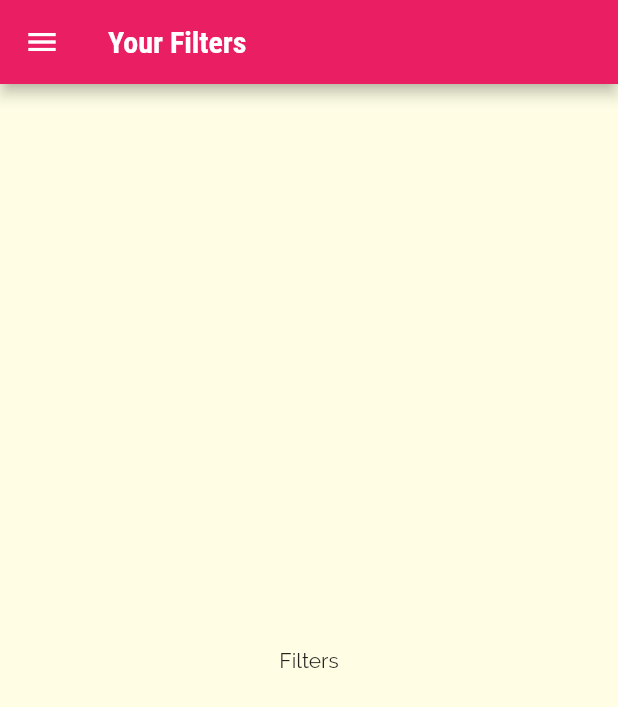
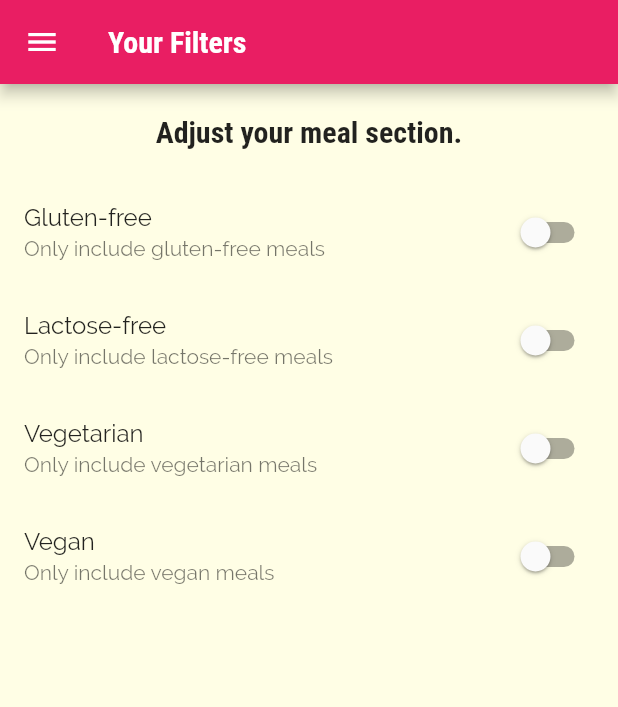
Before and after one commit to devraselhossen/meals_app, a Flutter app: the FilterScreen screen opened by its route, on a phone screen of 412 x 824 dp. Shown: the top 707 px of the screen. Run offline on Flutter 3.47's test engine with Material 2 defaults, Android fonts, the phone set to English and light mode, and no system bars.

Commit message:
filter change

```diff
--- a/lib/screen/filter_screen.dart
+++ b/lib/screen/filter_screen.dart
@@ -4,18 +4,127 @@ import 'package:flutter/material.dart';
 
 import '../widget/main_drawer.dart';
 
-class FilterScreen extends StatelessWidget {
+class FilterScreen extends StatefulWidget {
   static const routeName = '/filters';
+
+  @override
+  State<FilterScreen> createState() => _FilterScreenState();
+}
+
+class _FilterScreenState extends State<FilterScreen> {
+  bool _glutenFree = false;
+  bool _lactoseFree = false;
+  bool _vegan = false;
+  bool _vegetarian = false;
+
+  // Widget buildSwitchListTile(
+  //     String title, String subTitle, bool currentValue, Function updateValue) {
+  //   return SwitchListTile(
+  //     title: Text(title),
+  //     value: currentValue,
+  //     subtitle: Text(subTitle),
+  //     onChanged: updateValue(),
+  //   );
+  // }
 
   @override
   Widget build(BuildContext context) {
     return Scaffold(
-      appBar: AppBar(
-        title: Text("Your Filters")
-      ),
+      appBar: AppBar(title: Text("Your Filters")),
       drawer: MainDrawer(),
-      body: Center(
-        child: Text("Filters"),
+      body: Column(
+        children: [
+          Container(
+            padding: EdgeInsets.all(20),
+            child: Text("Adjust your meal section.",
+                style: Theme.of(context).textTheme.titleLarge),
+          ),
+          Expanded(
+              child: ListView(
+            children: [
+              // buildSwitchListTile(
+              //   "Gluten-free",
+              //   "Only include gluten-free meals",
+              //   _glutenFree,
+              //   (newValue) {
+              //     setState(() {
+              //       _glutenFree = newValue;
+              //     });
+              //   },
+              // ),
+              // buildSwitchListTile(
+              //   "Lactose-free",
+              //   "Only include lactose-free meals",
+              //   _lactoseFree,
+              //   (newValue) {
+              //     setState(() {
+              //       _lactoseFree = newValue;
+              //     });
+              //   },
+              // ),
+              // buildSwitchListTile(
+              //   "Vegetarian",
+              //   "Only include vegetarian meals",
+              //   _vegetarian,
+              //   (newValue) {
+              //     setState(() {
+              //       _vegetarian = newValue;
+              //     });
+              //   },
+              // ),
+              // buildSwitchListTile(
+              //   "Vegan",
+              //   "Only include vegan meals",
+              //   _vegan,
+              //   (newValue) {
+              //     setState(() {
+              //       _vegan = newValue;
+              //     });
+              //   },
+              // ),
+              SwitchListTile(
+                title: Text("Gluten-free"),
+                value: _glutenFree,
+                subtitle: Text("Only include gluten-free meals"),
+                onChanged: (newValue) {
+                  setState(() {
+                    _glutenFree = newValue;
+                  });
+                },
+              ),
+              SwitchListTile(
+                title: Text("Lactose-free"),
+                value: _lactoseFree,
+                subtitle: Text("Only include lactose-free meals"),
+                onChanged: (newValue) {
+                  setState(() {
+                    _lactoseFree = newValue;
+                  });
+                },
+              ),
+              SwitchListTile(
+                title: Text("Vegetarian"),
+                value: _vegetarian,
+                subtitle: Text("Only include vegetarian meals"),
+                onChanged: (newValue) {
+                  setState(() {
+                    _vegetarian = newValue;
+                  });
+                },
+              ),
+              SwitchListTile(
+                title: Text("Vegan"),
+                value: _vegan,
+                subtitle: Text("Only include vegan meals"),
+                onChanged: (newValue) {
+                  setState(() {
+                    _vegan = newValue;
+                  });
+                },
+              ),
+            ],
+          )),
+        ],
       ),
     );
   }
--- a/pubspec.yaml
+++ b/pubspec.yaml
@@ -34,6 +34,7 @@ dependencies:
   # The following adds the Cupertino Icons font to your application.
   # Use with the CupertinoIcons class for iOS style icons.
   cupertino_icons: ^1.0.2
+
 
 dev_dependencies:
   flutter_test:
```
